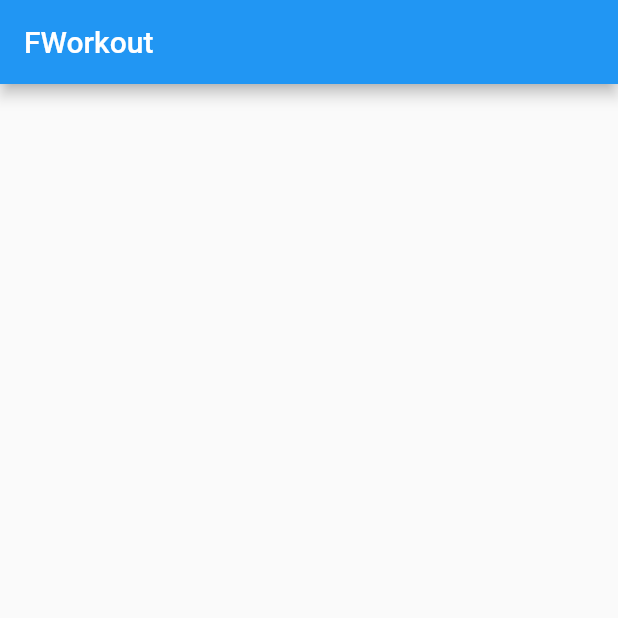
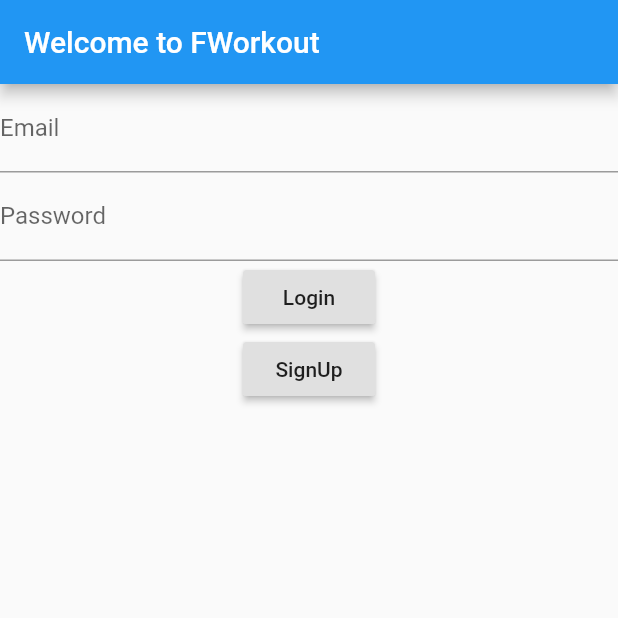
Before and after one commit to manuelvargastapia/FWorkout, a Flutter app: the screen it shows after launch, on a phone screen of 412 x 824 dp, the top half of it. Run offline on Flutter 3.47's test engine with Material 2 defaults, Android fonts, the phone set to English and light mode, and no system bars; our stand-ins replace sqflite; accounts and stored records are empty.

Commit message:
Initial commit

```diff
--- /dev/null
+++ b/lib/data/database_helper.dart
@@ -0,0 +1,72 @@
+import 'package:sqflite/sqflite.dart';
+import 'dart:async';
+import 'dart:io' as io;
+import 'package:path/path.dart';
+import 'package:path_provider/path_provider.dart';
+import '../model/user_model.dart';
+
+class DBHelper {
+  static final DBHelper _instance = DBHelper.internal();
+  DBHelper.internal();
+  factory DBHelper() => _instance;
+  static Database _db;
+
+  Future<Database> get db async {
+    if (_db != null) return _db;
+    _db = await initDB();
+    return _db;
+  }
+
+  Future<Database> initDB() async {
+    io.Directory documentsDirectory = await getApplicationDocumentsDirectory();
+    String path = join(documentsDirectory.path, 'fworkout.db');
+    Database db = await openDatabase(
+      path,
+      version: 1,
+      onCreate: _createTables,
+    );
+    print('[DBHelper] initDB: Success');
+    return db;
+  }
+
+  void _createTables(Database db, int version) async {
+    await db.execute(
+      'CREATE TABLE User(id INTEGER PRIMARY KEY AUTOINCREMENT, name TEXT, email TEXT, password TEXT)',
+    );
+    print('[DBHelper] _createTables: Success');
+  }
+
+  void saveUser(String name, String email, String password) async {
+    var dbClient = await db;
+    await dbClient.transaction((trans) async {
+      return await trans.rawInsert(
+        'INSERT INTO User(name, email, password) VALUES(\'$name\', \'$email\', \'$password\')',
+      );
+    });
+    print('[DBHelper] saveUser: Success | $name, $email, $password');
+  }
+
+  Future<List<User>> getUser(String email, String password) async {
+    var dbClient = await db;
+    List<User> usersList = List();
+    List<Map> queryList = await dbClient.rawQuery(
+      'SELECT * FROM User WHERE email=\'$email\' AND password=\'$password\'',
+    );
+    print('[DBHelper] getUser: ${queryList.length} users');
+    if (queryList != null && queryList.length > 0) {
+      for (int i = 0; i < queryList.length; i++) {
+        usersList.add(User(
+          queryList[i]['id'].toString(),
+          queryList[i]['name'],
+          queryList[i]['email'],
+          queryList[i]['password'],
+        ));
+      }
+      print('[DBHelper] getUser: ${usersList[0].name}');
+      return usersList;
+    } else {
+      print('[DBHelper] getUser: User is null');
+      return null;
+    }
+  }
+}
--- a/lib/main.dart
+++ b/lib/main.dart
@@ -1,4 +1,5 @@
 import 'package:flutter/material.dart';
+import 'routes.dart';
 
 void main() => runApp(FWorkout());
 
@@ -10,12 +11,7 @@ class FWorkout extends StatelessWidget {
     return MaterialApp(
       title: _appName,
       debugShowCheckedModeBanner: false,
-      home: Scaffold(
-        appBar: AppBar(
-          title: Text(_appName),
-        ),
-        body: Container(),
-      ),
+      routes: myRoutes,
     );
   }
 }
--- /dev/null
+++ b/lib/model/user_model.dart
@@ -0,0 +1,18 @@
+class User {
+  String _id;
+  String _name;
+  String _email;
+  String _password;
+
+  User(
+    this._id,
+    this._name,
+    this._email,
+    this._password,
+  );
+
+  String get id => _id;
+  String get name => _name;
+  String get email => _email;
+  String get password => _password;
+}
--- /dev/null
+++ b/lib/pages/login_page.dart
@@ -0,0 +1,76 @@
+import 'package:flutter/material.dart';
+import 'package:fworkout/model/user_model.dart';
+import 'package:fworkout/data/database_helper.dart';
+
+class LoginPage extends StatefulWidget {
+  @override
+  _LoginPageState createState() => _LoginPageState();
+}
+
+class _LoginPageState extends State<LoginPage> {
+  final _formKey = GlobalKey<FormState>();
+  final emailController = TextEditingController();
+  final passwordController = TextEditingController();
+
+  @override
+  Widget build(BuildContext context) {
+    return Scaffold(
+      appBar: AppBar(
+        title: Text('Welcome to FWorkout'),
+      ),
+      body: Form(
+        key: _formKey,
+        child: Column(
+          children: <Widget>[
+            TextFormField(
+              controller: emailController,
+              decoration: InputDecoration(labelText: 'Email'),
+              keyboardType: TextInputType.emailAddress,
+              validator: (value) {
+                if (value.isEmpty) {
+                  return 'Please enter your email';
+                }
+              },
+            ),
+            TextFormField(
+              controller: passwordController,
+              decoration: InputDecoration(labelText: 'Password'),
+              obscureText: true,
+              validator: (value) {
+                if (value.isEmpty) {
+                  return 'Please enter your password';
+                }
+              },
+            ),
+            RaisedButton(
+              child: Text('Login'),
+              onPressed: _authenticateUser,
+            ),
+            RaisedButton(
+              child: Text('SignUp'),
+              onPressed: () {
+                Navigator.pushNamed(context, '/signup');
+              },
+            ),
+          ],
+        ),
+      ),
+    );
+  }
+
+  _authenticateUser() async {
+    if (_formKey.currentState.validate()) {
+      DBHelper dbHelper = DBHelper();
+      dbHelper
+          .getUser(emailController.text, passwordController.text)
+          .then((List<User> users) {
+        if (users != null && users.length > 0) {
+          Navigator.pushNamed(context, '/home');
+          print('[LoginPage] _authenticateUser: Success');
+        } else {
+          print('[LoginPage] _authenticateUser: Invalid credentials');
+        }
+      });
+    }
+  }
+}
--- /dev/null
+++ b/lib/routes.dart
@@ -0,0 +1,11 @@
+import 'package:flutter/material.dart';
+import 'package:fworkout/pages/home_page.dart';
+import 'package:fworkout/pages/login_page.dart';
+import 'package:fworkout/pages/signup_page.dart';
+
+final myRoutes = {
+  '/': (BuildContext context) => LoginPage(),
+  '/signup': (BuildContext context) => SignUpPage(),
+  '/login': (BuildContext context) => LoginPage(),
+  '/home': (BuildContext context) => HomePage(),
+};
```
Also changed, not shown: lib/pages/home_page.dart (added, +45 -0 lines), lib/pages/signup_page.dart (added, +74 -0 lines), pubspec.yaml (+4 -47 lines), 1 other file.
